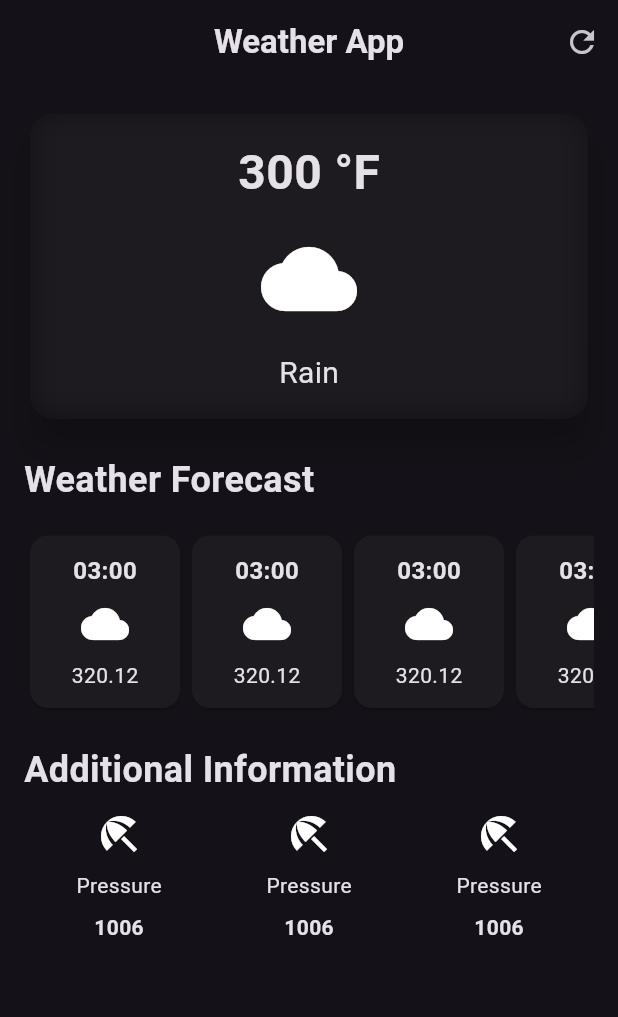
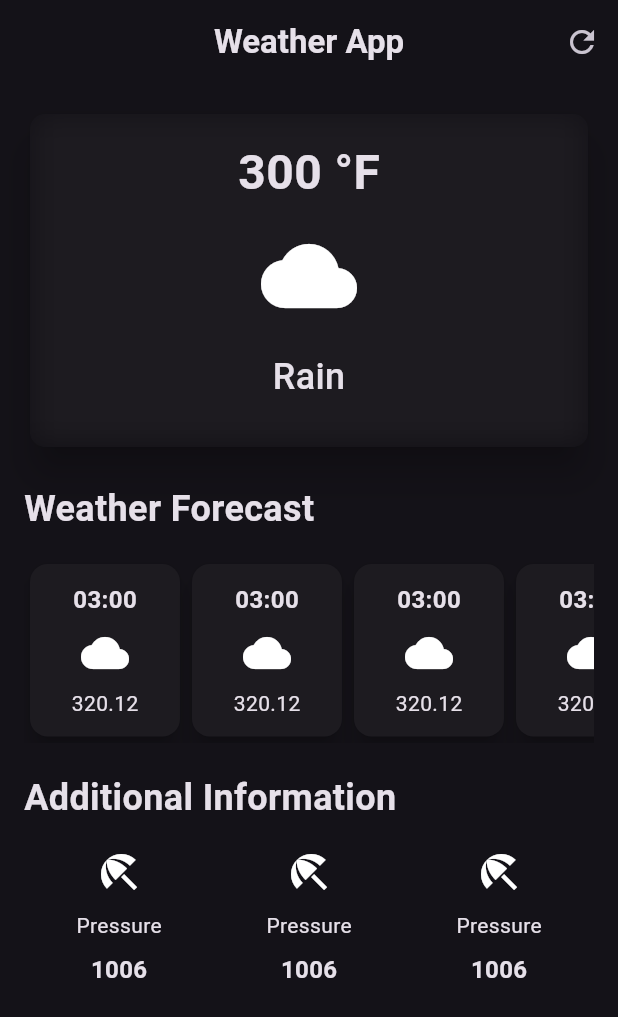
Before and after one commit to itsAbhishekV/WeatherApp-flutter, a Flutter app: the screen it shows after launch, on a phone screen of 412 x 824 dp. Shown: the top 1017 px of the screen. Run offline on Flutter 3.47's test engine with Material 3 defaults, Android fonts, the phone set to English and light mode, and no system bars.

Commit message:
made the whole layout for the flutter weather app now moving onto some fixes and api integration

```diff
--- /dev/null
+++ b/lib/additional_info_item.dart
@@ -0,0 +1,23 @@
+import 'package:flutter/material.dart';
+
+class AdditionalInformationItem extends StatelessWidget {
+  const AdditionalInformationItem({super.key});
+
+  @override
+  Widget build(BuildContext context) {
+    return const Column(
+      children: [
+        Icon(Icons.beach_access, size: 32),
+        SizedBox(height: 10,),
+        Text('Pressure'),
+        SizedBox(height: 8,),
+        Text('1006',
+          style: TextStyle(
+            fontSize: 16,
+            fontWeight: FontWeight.bold,
+          ),
+        )
+      ],
+    );
+  }
+}
--- /dev/null
+++ b/lib/hourly_forecast_item.dart
@@ -0,0 +1,33 @@
+import 'package:flutter/material.dart';
+
+class HourlyForecastItem extends StatelessWidget {
+  const HourlyForecastItem({super.key});
+
+  @override
+  Widget build(BuildContext context) {
+    return Card(
+      elevation: 6,
+      child: Container(
+        width: 100,
+        decoration: BoxDecoration(
+          borderRadius: BorderRadius.circular(12),
+        ),
+        padding: const EdgeInsets.all(12.0),
+        child: const Column(
+          children: [
+            Text('03:00',
+              style: TextStyle(
+                fontSize: 16,
+                fontWeight: FontWeight.bold,
+              ),),
+            SizedBox(height: 8,),
+            Icon(Icons.cloud,
+              size: 32,),
+            SizedBox(height: 8,),
+            Text('320.12'),
+          ],
+        ),
+      ),
+    );
+  }
+}
--- a/lib/weather_screen.dart
+++ b/lib/weather_screen.dart
@@ -1,6 +1,8 @@
 import 'dart:ui';
+import 'package:flutter/material.dart';
 
-import 'package:flutter/material.dart';
+import 'package:weather_app/hourly_forecast_item.dart';
+import 'package:weather_app/additional_info_item.dart';
 
 class WeatherScreen extends StatelessWidget {
   const WeatherScreen({super.key});
@@ -33,37 +35,40 @@ class WeatherScreen extends StatelessWidget {
 
             SizedBox(
               width: double.infinity,
+              height: 230,
               child: Card(
                 elevation: 10,
-                shape: RoundedRectangleBorder(
-                  borderRadius: BorderRadius.circular(16),
-                ),
                 child: ClipRRect(
-                  borderRadius: BorderRadius.circular(16.0),
+                  borderRadius: BorderRadius.circular(10.0),
                   child: BackdropFilter(
                     filter: ImageFilter.blur(sigmaX: 10, sigmaY: 10),
                     child: const Padding(
-                      padding: EdgeInsets.all(16.0),
+                      padding: EdgeInsets.all(16),
                       child: Column(
                         children: [
                           Text('300 °F',
                               style: TextStyle(
                                 fontSize: 32,
-                            fontWeight: FontWeight.bold,
-                          ),),
-                          SizedBox(height: 16,),
+                                fontWeight: FontWeight.w600,
+                              )
+                          ),
+
+                          SizedBox(height: 14),
+
                           Icon(Icons.cloud,
-                            size: 64,
-                          ),
-                          SizedBox(height: 16,),
+                          size: 64),
+
+                          SizedBox(height: 18),
+
                           Text('Rain',
                           style: TextStyle(
-                            fontSize: 20,
+                            fontSize: 24,
+                            fontWeight: FontWeight.w500,
+                          ))
+
+                        ],
+                      ),
                     )
-                          )
-                        ]
-                      ),
-                    ),
                   ),
                 ),
               ),
@@ -107,16 +112,15 @@ class WeatherScreen extends StatelessWidget {
               ),
             ),
 
-            Container(
-              padding: const EdgeInsets.fromLTRB(0, 10, 0, 0),
-              child: const Row(
+            const SizedBox(height: 16,),
+
+            const Row(
               mainAxisAlignment: MainAxisAlignment.spaceAround,
               children: [
                 AdditionalInformationItem(),
                 AdditionalInformationItem(),
                 AdditionalInformationItem(),
               ]
-              ),
             )
 
           ]
@@ -125,56 +129,3 @@ class WeatherScreen extends StatelessWidget {
     );
   }
 }
-
-
-class HourlyForecastItem extends StatelessWidget {
-  const HourlyForecastItem({super.key});
-
-  @override
-  Widget build(BuildContext context) {
-    return Card(
-      child: Container(
-        width: 100,
-        decoration: BoxDecoration(
-          borderRadius: BorderRadius.circular(12),
-        ),
-        padding: const EdgeInsets.all(12.0),
-        child: const Column(
-          children: [
-            Text('03:00',
-              style: TextStyle(
-                fontSize: 16,
-                fontWeight: FontWeight.bold,
-              ),),
-            SizedBox(height: 8,),
-            Icon(Icons.cloud,
-              size: 32,),
-            SizedBox(height: 8,),
-            Text('320.12'),
-          ],
-        ),
-      ),
-    );
-  }
-}
-
-
-class AdditionalInformationItem extends StatelessWidget {
-  const AdditionalInformationItem({super.key});
-
-  @override
-  Widget build(BuildContext context) {
-    return const Column(
-      children: [
-        Icon(Icons.beach_access, size: 32),
-        SizedBox(height: 8,),
-        Text('Pressure'),
-        SizedBox(height: 8,),
-        Text('1006',
-          style: TextStyle(
-              fontWeight: FontWeight.bold
-          ),)
-      ],
-    );
-  }
-}
```
Lines whose indentation alone changed are shown as unchanged.
